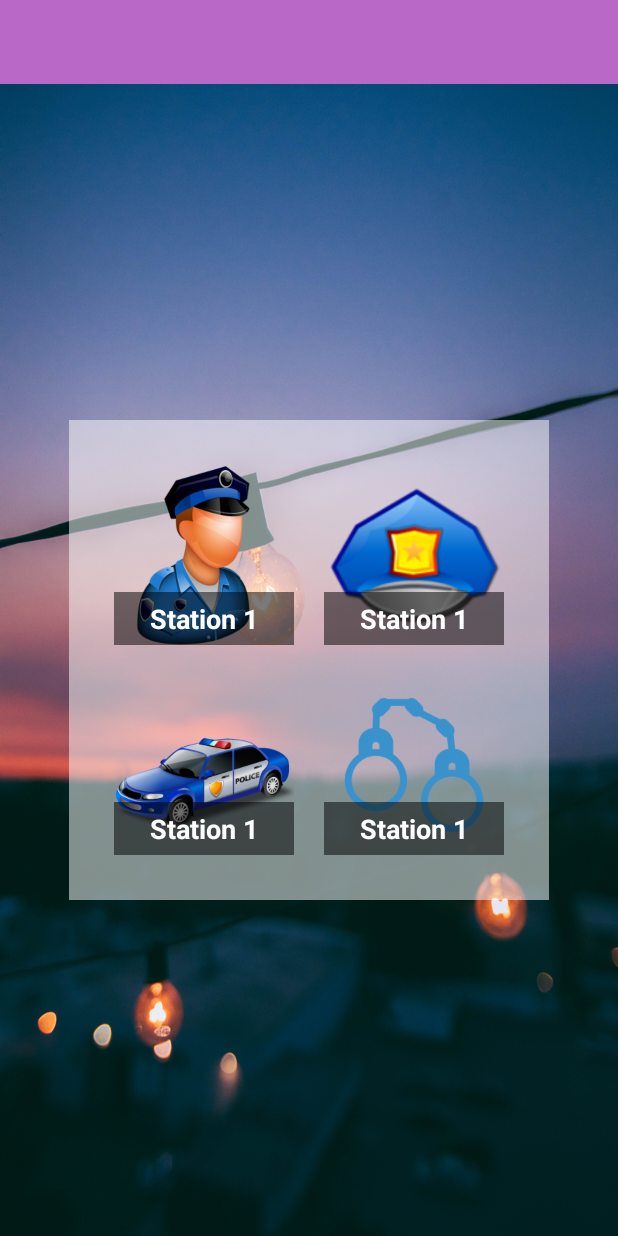
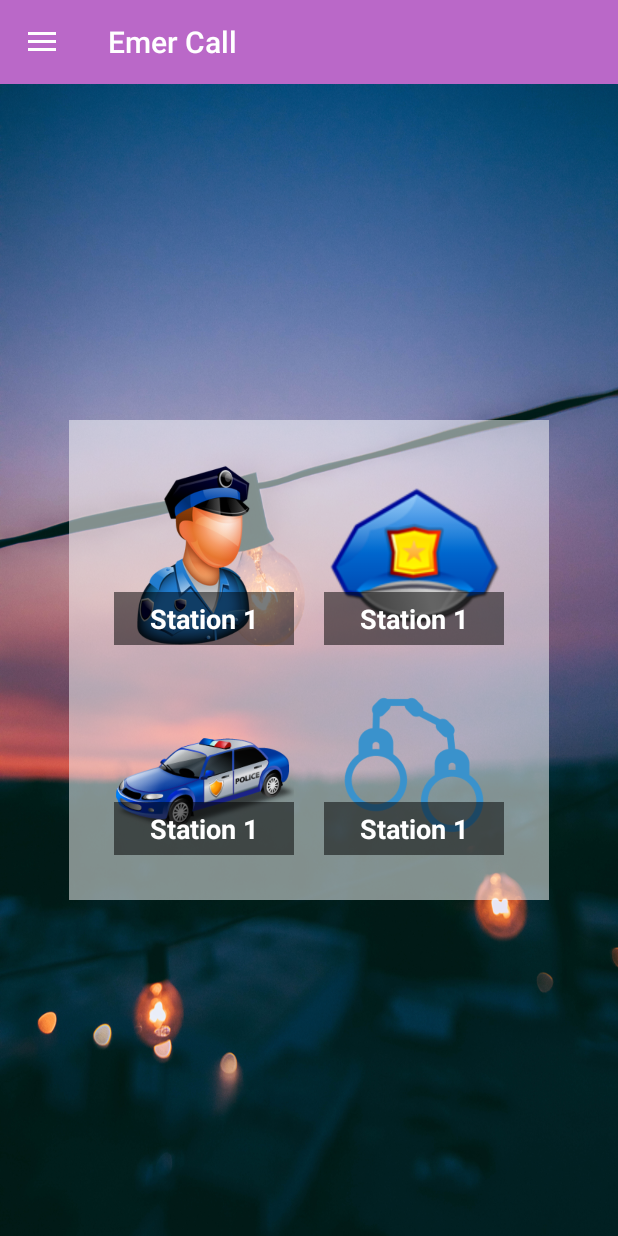
Before and after one commit to NamwanWg/EmerCall1, an Android app: the screen it shows after launch (MainActivity), on a phone screen of 412 x 824 dp. Run offline under Robolectric (Android 15) with nearby library versions, the phone set to English and light mode, and no system bars.

```diff
--- a/app/src/main/java/namwan/snru/ac/th/emercall/MainActivity.java
+++ b/app/src/main/java/namwan/snru/ac/th/emercall/MainActivity.java
@@ -1,17 +1,43 @@
 package namwan.snru.ac.th.emercall;
 
+import android.content.res.Configuration;
+import android.support.annotation.Nullable;
+import android.support.v4.widget.DrawerLayout;
+import android.support.v7.app.ActionBarDrawerToggle;
 import android.support.v7.app.AppCompatActivity;
 import android.os.Bundle;
+import android.support.v7.widget.ActionBarOverlayLayout;
+import android.support.v7.widget.Toolbar;
+import android.view.MenuItem;
 
 import namwan.snru.ac.th.emercall.fragment.MainFragment;
 
 public class MainActivity extends AppCompatActivity {
+
+//    Explicit
+    private DrawerLayout drawerLayout;
+    private ActionBarDrawerToggle actionBarDrawerToggle;
 
 
     @Override
     protected void onCreate(Bundle savedInstanceState) {
         super.onCreate(savedInstanceState);
         setContentView(R.layout.activity_main);
+
+//        Create Toolbar
+        Toolbar toolbar = findViewById(R.id.toolbarMain1);
+        setSupportActionBar(toolbar);
+        getSupportActionBar().setHomeButtonEnabled(true);
+        getSupportActionBar().setDisplayHomeAsUpEnabled(true);
+        drawerLayout = findViewById(R.id.drawerLayoutMain);
+        actionBarDrawerToggle = new ActionBarDrawerToggle(
+                MainActivity.this,
+                drawerLayout,
+                R.string.open,
+                R.string.close
+        );
+        drawerLayout.setDrawerListener(actionBarDrawerToggle);
+
 
 //        Add Fragment
         if (savedInstanceState == null){
@@ -24,4 +50,30 @@ public class MainActivity extends AppCompatActivity {
 
     }   // Main Method
 
+    @Override
+    public boolean onOptionsItemSelected(MenuItem item) {
+
+        if (actionBarDrawerToggle.onOptionsItemSelected(item)) {
+            return true;
+
+        }
+
+        return super.onOptionsItemSelected(item);
+    }
+
+    @Override
+    public void onConfigurationChanged(Configuration newConfig) {
+        super.onConfigurationChanged(newConfig);
+
+        actionBarDrawerToggle.onConfigurationChanged(newConfig);
+
+    }
+
+    @Override
+    protected void onPostCreate(@Nullable Bundle savedInstanceState) {
+        super.onPostCreate(savedInstanceState);
+
+        actionBarDrawerToggle.syncState();
+
+    }
 }   // Main Class
--- a/app/src/main/res/layout/activity_main.xml
+++ b/app/src/main/res/layout/activity_main.xml
@@ -1,5 +1,6 @@
 <?xml version="1.0" encoding="utf-8"?>
 <android.support.v4.widget.DrawerLayout xmlns:android="http://schemas.android.com/apk/res/android"
+    android:id="@+id/drawerLayoutMain"
     xmlns:app="http://schemas.android.com/apk/res-auto"
     xmlns:tools="http://schemas.android.com/tools"
     android:layout_width="match_parent"
@@ -13,10 +14,11 @@
 
     <!--Toolbar-->
     <android.support.v7.widget.Toolbar
+        android:id="@+id/toolbarMain1"
         android:theme="@style/ThemeOverlay.AppCompat.Dark.ActionBar"
         android:background="@color/colorPrimary"
         android:layout_width="match_parent"
-        android:layout_height="?attr/actionBarSize"></android.support.v7.widget.Toolbar>
+        android:layout_height="?attr/actionBarSize"/>
 
         <RelativeLayout
             android:layout_width="match_parent"
--- a/app/src/main/res/values/strings.xml
+++ b/app/src/main/res/values/strings.xml
@@ -1,3 +1,7 @@
 <resources>
     <string name="app_name">Emer Call</string>
+
+    <string name="close">Close Drawer</string>
+    <string name="open"> Open Drawer</string>
+
 </resources>
```
